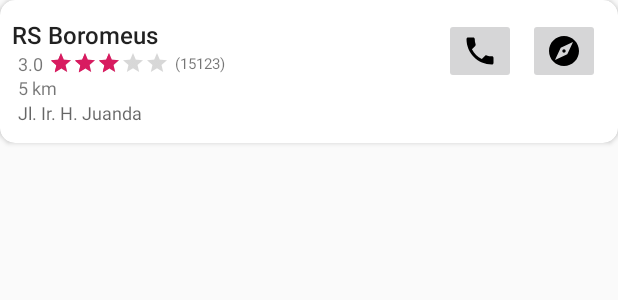
After one commit to radiantdeer/AIDr, an Android app: the layout item_card_hospital.xml on its own in the app's theme, with its tools: preview values and no code run, on a phone screen of 412 x 824 dp. The commit adds this screen. Shown: the top 300 px of the screen. Run offline under Robolectric (Android 15) with nearby library versions, the phone set to English and light mode, and no system bars.

Commit message:
"Dummy" Hospital Locator
And the list of modules became longer and longer...

```diff
--- /dev/null
+++ b/app/src/main/res/drawable/ic_call_black_24dp.xml
@@ -0,0 +1,9 @@
+<vector xmlns:android="http://schemas.android.com/apk/res/android"
+        android:width="24dp"
+        android:height="24dp"
+        android:viewportWidth="24.0"
+        android:viewportHeight="24.0">
+    <path
+        android:fillColor="#FF000000"
+        android:pathData="M6.62,10.79c1.44,2.83 3.76,5.14 6.59,6.59l2.2,-2.2c0.27,-0.27 0.67,-0.36 1.02,-0.24 1.12,0.37 2.33,0.57 3.57,0.57 0.55,0 1,0.45 1,1V20c0,0.55 -0.45,1 -1,1 -9.39,0 -17,-7.61 -17,-17 0,-0.55 0.45,-1 1,-1h3.5c0.55,0 1,0.45 1,1 0,1.25 0.2,2.45 0.57,3.57 0.11,0.35 0.03,0.74 -0.25,1.02l-2.2,2.2z"/>
+</vector>
--- /dev/null
+++ b/app/src/main/res/drawable/ic_explore_black_24dp.xml
@@ -0,0 +1,9 @@
+<vector xmlns:android="http://schemas.android.com/apk/res/android"
+        android:width="24dp"
+        android:height="24dp"
+        android:viewportWidth="24.0"
+        android:viewportHeight="24.0">
+    <path
+        android:fillColor="#FF000000"
+        android:pathData="M12,10.9c-0.61,0 -1.1,0.49 -1.1,1.1s0.49,1.1 1.1,1.1c0.61,0 1.1,-0.49 1.1,-1.1s-0.49,-1.1 -1.1,-1.1zM12,2C6.48,2 2,6.48 2,12s4.48,10 10,10 10,-4.48 10,-10S17.52,2 12,2zM14.19,14.19L6,18l3.81,-8.19L18,6l-3.81,8.19z"/>
+</vector>
--- /dev/null
+++ b/app/src/main/res/layout/item_card_hospital.xml
@@ -0,0 +1,124 @@
+<?xml version="1.0" encoding="utf-8"?>
+<LinearLayout xmlns:android="http://schemas.android.com/apk/res/android"
+    xmlns:app="http://schemas.android.com/apk/res-auto"
+    xmlns:tools="http://schemas.android.com/tools"
+    android:layout_width="match_parent"
+    android:layout_height="wrap_content">
+
+    <android.support.v7.widget.CardView
+        android:layout_width="match_parent"
+        android:layout_height="match_parent"
+        android:layout_marginLeft="0dp"
+        android:layout_marginTop="0dp"
+        android:layout_marginRight="0dp"
+        android:layout_marginBottom="4dp"
+        android:clickable="true"
+        android:elevation="3dp"
+        android:foreground="?android:attr/selectableItemBackground"
+        app:cardCornerRadius="10dp">
+
+        <android.support.constraint.ConstraintLayout
+            android:layout_width="match_parent"
+            android:layout_height="match_parent"
+            android:padding="8dp">
+
+            <TextView
+                android:id="@+id/hospitalNameText"
+                style="@style/TextAppearance.AppCompat.Title"
+                android:layout_width="wrap_content"
+                android:layout_height="wrap_content"
+                android:layout_marginLeft="4dp"
+                android:layout_marginTop="4dp"
+                android:layout_marginEnd="8dp"
+                android:textSize="16sp"
+                app:layout_constraintEnd_toStartOf="@+id/imageButton5"
+                app:layout_constraintHorizontal_bias="0.0"
+                app:layout_constraintStart_toStartOf="parent"
+                app:layout_constraintTop_toTopOf="parent"
+                tools:text="RS Boromeus" />
+
+            <ImageButton
+                android:id="@+id/imageButton4"
+                android:layout_width="wrap_content"
+                android:layout_height="wrap_content"
+                android:layout_marginTop="4dp"
+                android:layout_marginEnd="4dp"
+                android:backgroundTint="@color/transparent"
+                app:layout_constraintEnd_toEndOf="parent"
+                app:layout_constraintTop_toTopOf="parent"
+                app:srcCompat="@drawable/ic_explore_black_24dp" />
+
+            <TextView
+                android:id="@+id/ratingText"
+                android:layout_width="wrap_content"
+                android:layout_height="wrap_content"
+                android:layout_marginStart="4dp"
+                android:textSize="12sp"
+                app:layout_constraintBottom_toBottomOf="@+id/ratingBar"
+                app:layout_constraintStart_toStartOf="parent"
+                app:layout_constraintTop_toBottomOf="@+id/hospitalNameText"
+                app:layout_constraintVertical_bias="0.222"
+                tools:text="3.0" />
+
+            <RatingBar
+                android:id="@+id/ratingBar"
+                style="@style/Widget.AppCompat.RatingBar.Small"
+                android:layout_width="wrap_content"
+                android:layout_height="wrap_content"
+                android:layout_marginStart="4dp"
+                android:numStars="5"
+                android:rating="3"
+                app:layout_constraintBottom_toTopOf="@+id/hospitalAddressText"
+                app:layout_constraintStart_toEndOf="@+id/ratingText"
+                app:layout_constraintTop_toBottomOf="@+id/hospitalNameText"
+                app:layout_constraintVertical_bias="0.0" />
+
+            <TextView
+                android:id="@+id/ratingCountText"
+                android:layout_width="wrap_content"
+                android:layout_height="wrap_content"
+                android:layout_marginStart="4dp"
+                android:textSize="10sp"
+                app:layout_constraintBottom_toBottomOf="@+id/ratingBar"
+                app:layout_constraintStart_toEndOf="@+id/ratingBar"
+                app:layout_constraintTop_toTopOf="@+id/ratingBar"
+                tools:text="(15123)" />
+
+            <TextView
+                android:id="@+id/distanceText"
+                android:layout_width="wrap_content"
+                android:layout_height="wrap_content"
+                android:layout_marginStart="4dp"
+                android:textSize="12sp"
+                app:layout_constraintBottom_toTopOf="@+id/hospitalAddressText"
+                app:layout_constraintStart_toStartOf="parent"
+                app:layout_constraintTop_toBottomOf="@+id/ratingBar"
+                tools:text="5 km" />
+
+            <TextView
+                android:id="@+id/hospitalAddressText"
+                style="@style/TextAppearance.AppCompat.Caption"
+                android:layout_width="wrap_content"
+                android:layout_height="wrap_content"
+                android:layout_marginStart="4dp"
+                android:layout_marginBottom="4dp"
+                app:layout_constraintBottom_toBottomOf="parent"
+                app:layout_constraintStart_toStartOf="parent"
+                tools:text="Jl. Ir. H. Juanda" />
+
+            <ImageButton
+                android:id="@+id/imageButton5"
+                android:layout_width="wrap_content"
+                android:layout_height="wrap_content"
+                android:layout_marginTop="4dp"
+                android:layout_marginEnd="8dp"
+                android:backgroundTint="@color/transparent"
+                app:layout_constraintEnd_toStartOf="@+id/imageButton4"
+                app:layout_constraintTop_toTopOf="parent"
+                app:srcCompat="@drawable/ic_call_black_24dp" />
+
+        </android.support.constraint.ConstraintLayout>
+
+    </android.support.v7.widget.CardView>
+
+</LinearLayout>
```
Also changed, not shown: app/src/main/java/com/aidr/aidr/Adapter/LocationAdapter.java (added, +69 -0 lines), app/src/main/java/com/aidr/aidr/Adapter/LocationMessageViewHolder.java (added, +43 -0 lines), app/src/main/java/com/aidr/aidr/ChatActivity.java (+24 -5 lines), app/src/main/java/com/aidr/aidr/Model/Hospital.java (added, +58 -0 lines), app/src/main/java/com/aidr/aidr/Model/Message.java (+29 -3 lines), app/src/main/res/layout/chat_bubble_location.xml (added, +48 -0 lines), 1 other file.
